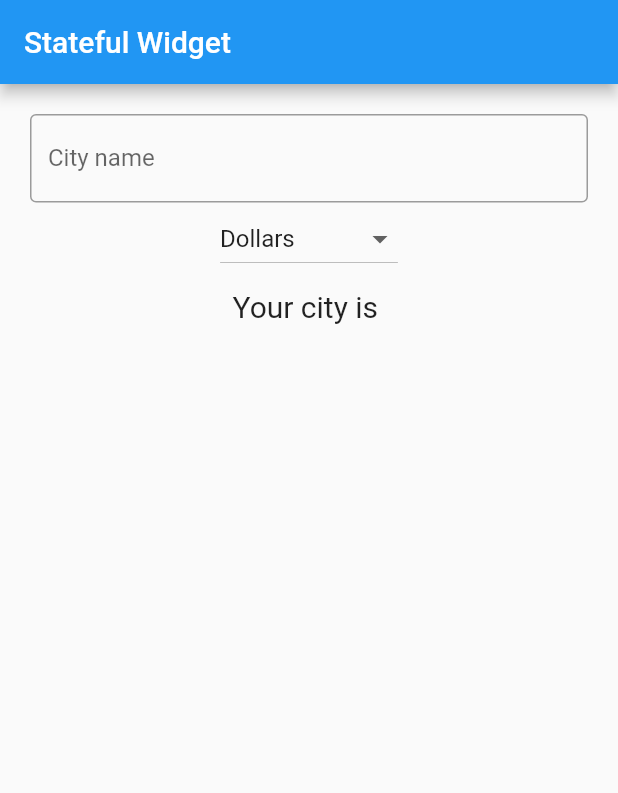
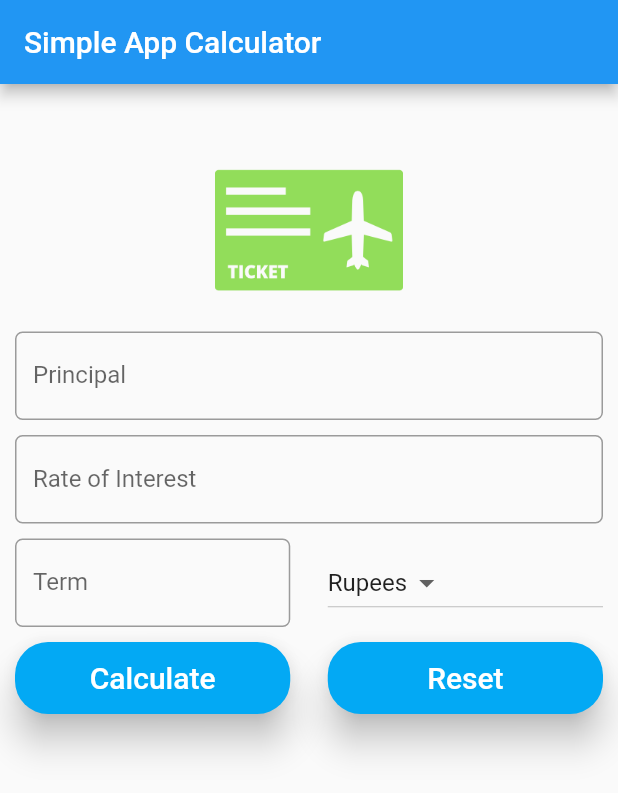
Before and after one commit to amol-patil09/Flutter-Demo, a Flutter app: the screen it shows after launch, on a phone screen of 412 x 824 dp. Shown: the top 793 px of the screen. Run offline on Flutter 3.47's test engine with Material 2 defaults, Android fonts, the phone set to English and light mode, and no system bars.

Commit message:
#3.3-Design UI for simple calculator app

```diff
--- a/lib/main.dart
+++ b/lib/main.dart
@@ -1,69 +1,127 @@
-import 'dart:html';
-import 'dart:ui';
-
 import 'package:flutter/material.dart';
-import 'package:fluttertoast/fluttertoast.dart';
 
 void main() => runApp(MaterialApp(
     debugShowCheckedModeBanner: false,
-    title: "Exploring UI Widgets",
-    home: FavoriteCity()));
+    title: "Simple Interest Calculator",
+    home: SIForm()));
 
-class FavoriteCity extends StatefulWidget {
+class SIForm extends StatefulWidget {
   @override
   State<StatefulWidget> createState() {
-    return _FavoriteCityState();
+    return _SIFormState();
   }
 }
 
-class _FavoriteCityState extends State<FavoriteCity> {
-  String nameCity = "";
+class _SIFormState extends State<SIForm> {
   var _currencies = ['Rupees', 'Pounds', 'Dollars', 'Others'];
-  var _currentItemSelected = 'Dollars';
+  var _currentItemSelected = 'Rupees';
+  var _minimumMargin = 5.0;
 
   @override
   Widget build(BuildContext context) {
     return Scaffold(
-      appBar: AppBar(title: Text(("Stateful Widget"))),
+      appBar: AppBar(title: Text(("Simple App Calculator"))),
       body: Container(
-        margin: EdgeInsets.all(20.0),
-        child: Column(
+        margin: EdgeInsets.all(_minimumMargin * 2),
+        child: ListView(
           children: [
-            TextField(
+            getImageAsset(),
+            Padding(
+                padding: EdgeInsets.only(
+                    top: _minimumMargin, bottom: _minimumMargin),
+                child: TextField(
+                  keyboardType: TextInputType.number,
                   decoration: InputDecoration(
-                border: OutlineInputBorder(),
-                hintText: "Enter City name",
-                labelText: "City name",
+                      labelText: "Principal",
+                      hintText: "Enter Principal e.g.12000",
+                      border: OutlineInputBorder(
+                          borderRadius: BorderRadius.circular(5.0))),
+                )),
+            Padding(
+                padding: EdgeInsets.only(
+                    top: _minimumMargin, bottom: _minimumMargin),
+                child: TextField(
+                  keyboardType: TextInputType.number,
+                  decoration: InputDecoration(
+                      labelText: "Rate of Interest",
+                      hintText: "Enter Rate of Interest",
+                      border: OutlineInputBorder(
+                          borderRadius: BorderRadius.circular(5.0))),
+                )),
+            Padding(
+              padding:
+                  EdgeInsets.only(top: _minimumMargin, bottom: _minimumMargin),
+              child: Row(
+                children: [
+                  Expanded(
+                    child: TextField(
+                      decoration: InputDecoration(
+                          labelText: "Term",
+                          hintText: "Term",
+                          border: OutlineInputBorder(
+                              borderRadius: BorderRadius.circular(5.0))),
                     ),
-              onChanged: (String userInput) {
-                setState(() {
-                  nameCity = userInput;
-                });
-              },
                   ),
-            DropdownButton<String>(
+                  Container(width: _minimumMargin * 5),
+                  Expanded(
+                    child: DropdownButton<String>(
                       items: _currencies.map((String value) {
                         return DropdownMenuItem<String>(
                             value: value, child: Text(value));
                       }).toList(),
-
+                      value: _currentItemSelected,
                       onChanged: (String? newValueSelected) {
-                return _onDropDownItemSelected(newValueSelected!);
+                        _onDropDownItemSelected(newValueSelected!);
                       },
-
-              value: _currentItemSelected,
-
-              hint: Text("Please select",
-              style: TextStyle(
-                color: Colors.black,
-                fontSize: 16.0
-              ),),
+                    ),
+                  )
+                ], // Row Children
+              ),
             ),
             Padding(
-                padding: EdgeInsets.only(top: 10.0),
-                child: Text("Your city is $nameCity",
-                    style: TextStyle(fontSize: 20.0))),
+              padding:
+                  EdgeInsets.only(top: _minimumMargin, bottom: _minimumMargin),
+              child: Row(
+                children: [
+                  Expanded(
+                    child: Material(
+                      shape: RoundedRectangleBorder(
+                          borderRadius: BorderRadius.circular(22.0)),
+                      elevation: 10.0,
+                      color: Colors.lightBlue,
+                      child: MaterialButton(
+                        height: 35.0,
+                        onPressed: () {},
+                        child: Text(
+                          "Calculate",
+                          style: TextStyle(fontSize: 20.0, color: Colors.white),
+                        ),
+                      ),
+                    ),
+                  ),
+                  Container(
+                    width: _minimumMargin * 5.0,
+                  ),
+                  Expanded(
+                    child: Material(
+                      shape: RoundedRectangleBorder(
+                          borderRadius: BorderRadius.circular(22.0)),
+                      elevation: 10.0,
+                      color: Colors.lightBlue,
+                      child: MaterialButton(
+                        height: 35.0,
+                        onPressed: () {},
+                        child: Text(
+                          "Reset",
+                          style: TextStyle(fontSize: 20.0, color: Colors.white),
+                        ),
+                      ),
+                    ),
+                  ),
                 ],
+              ),
+            )
+          ], // Column Children
         ),
       ),
     );
@@ -74,4 +132,13 @@ class _FavoriteCityState extends State<FavoriteCity> {
       this._currentItemSelected = newValueSelected;
     });
   }
+
+  Widget getImageAsset() {
+    AssetImage assetImage = AssetImage('images/flight.png');
+    Image image = Image(image: assetImage, width: 125.0, height: 125.0);
+    return Container(
+        child: image,
+        margin: EdgeInsets.only(top: _minimumMargin * 5),
+        alignment: Alignment.center);
   }
+}
```
Lines whose indentation alone changed are shown as unchanged.
